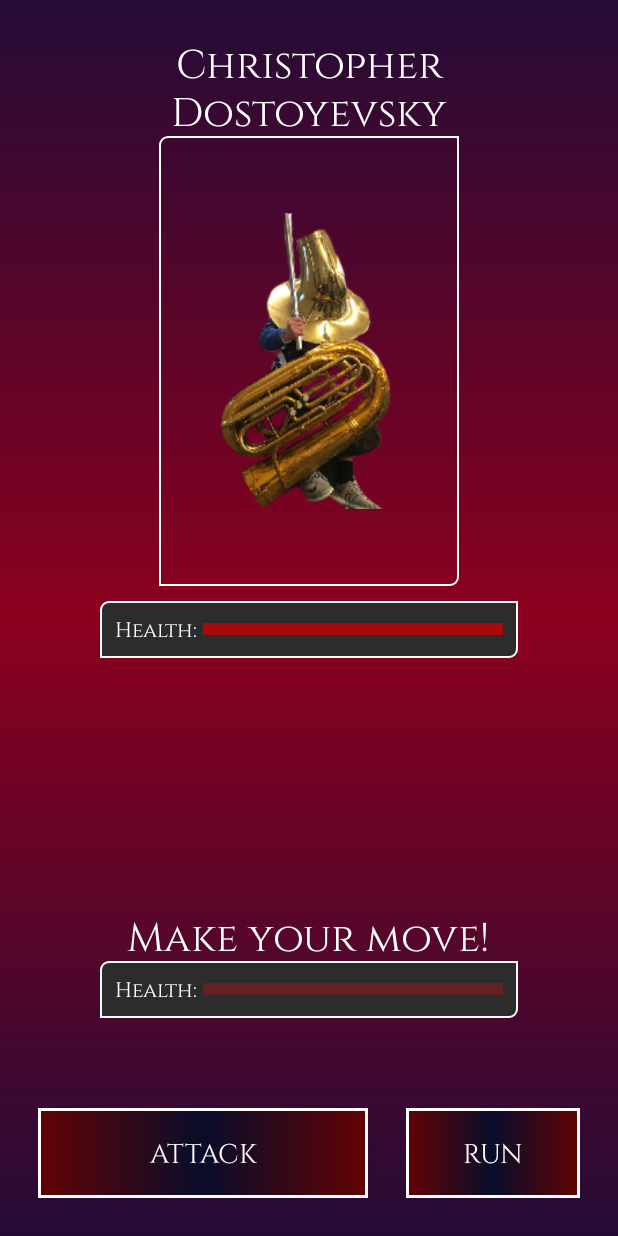
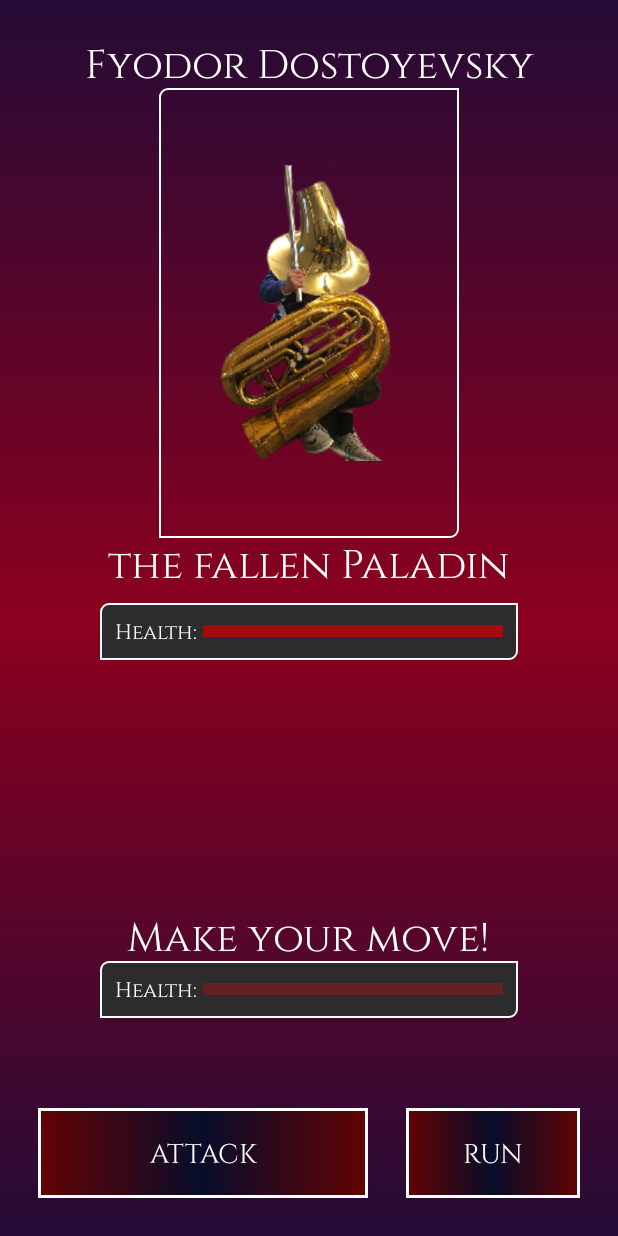
Before and after one commit to jbambo/BrassHeroes, an Android app: the FightActivity screen opened directly, with no data from a screen before it, on a phone screen of 412 x 824 dp. Run offline under Robolectric (Android 15) with nearby library versions, the phone set to English and light mode, and no system bars; 5 statements that could not run were skipped.

Commit message:
just a small update

```diff
--- a/app/src/main/java/com/example/brassheroes/Persistence.java
+++ b/app/src/main/java/com/example/brassheroes/Persistence.java
@@ -14,6 +14,7 @@ import java.io.FileWriter;
 public class Persistence {
 
     public static void saveData(GameEntity player, File file) {
+
         Gson gson = new Gson();
         String saveJson = gson.toJson(player);
         try {
--- a/app/src/main/java/com/example/brassheroes/characters/Enemy.java
+++ b/app/src/main/java/com/example/brassheroes/characters/Enemy.java
@@ -1,11 +1,21 @@
 package com.example.brassheroes.characters;
 
-import com.example.brassheroes.fightmechanics.RNG;
+import com.example.brassheroes.gamemechanics.RNG;
 
 public class Enemy extends GameEntity {
     public Enemy() {
+        setDamageType(RNG.randomDamageType());
         setName(RNG.randomName());
         setArmor(4);
         setBaseDamage(10);
+        if (getDamageType().equals("mental")){
+            setProfession("Paladin");
+        }
+        if (getDamageType().equals("magic")){
+            setProfession("Wizard");
+        }
+        if (getDamageType().equals("physical")){
+            setProfession("Knight");
+        }
     }
 }
--- a/app/src/main/java/com/example/brassheroes/fightmechanics/RNG.java
+++ b/app/src/main/java/com/example/brassheroes/gamemechanics/RNG.java
@@ -1,4 +1,4 @@
-package com.example.brassheroes.fightmechanics;
+package com.example.brassheroes.gamemechanics;
 
 import java.util.Random;
 
@@ -10,18 +10,20 @@ import static com.example.brassheroes.R.drawable.enemy5;
 
 
 public class RNG {
+    private static final String[] damageTypes = {
+            "magic",
+            "mental",
+            "physical"
+    };
+
     private static final String[] firstNames = {
-            "Connor",
             "Leo",
             "Fyodor",
-            "Christopher",
             "Friedrich",
             "Arthur",
             "Wolfgang"};
     private static final String[] lastNames = {
-            "McGregor",
             "Tolstoy",
-            "Nolan",
             "Dostoyevsky",
             "Nietzsche",
             "Schopenhauer",
@@ -43,4 +45,8 @@ public class RNG {
         return enemyPictures[randomNumber(enemyPictures.length, 0)];
     }
 
+    public static String randomDamageType() {
+        return damageTypes[randomNumber(damageTypes.length, 0)];
+    }
+
 }
--- a/app/src/main/java/com/example/brassheroes/main/FightActivity.java
+++ b/app/src/main/java/com/example/brassheroes/main/FightActivity.java
@@ -15,7 +15,7 @@ import com.example.brassheroes.Persistence;
 import com.example.brassheroes.R;
 import com.example.brassheroes.characters.Enemy;
 import com.example.brassheroes.characters.GameEntity;
-import com.example.brassheroes.fightmechanics.RNG;
+import com.example.brassheroes.gamemechanics.RNG;
 
 import java.io.File;
 
@@ -27,7 +27,7 @@ public class FightActivity extends AppCompatActivity implements View.OnClickList
 
     GameEntity player;
 
-    TextView playerMessage, enemyName;
+    TextView playerMessage, enemyName, enemyClass;
 
     ProgressBar enemyHealth, playerHealth;
 
@@ -47,18 +47,19 @@ public class FightActivity extends AppCompatActivity implements View.OnClickList
     private void attackMove() {
         //System.out.println(enemy.getLevel()+"- lv, damage: "+enemy.getCurrentDamage());
 
-        //System.out.println("enemy hp before: " + enemy.getHealth());
-        enemy.receiveDamage(player.getCurrentDamage());
+        System.out.println("enemy hp before: " + enemy.getHealth());
+        enemy.receiveDamage(player.getCurrentDamage(),player.getDamageType());
         enemyHealth.setProgress(enemy.getHealth(), true);
-        //System.out.println("enemy hp after: " + enemy.getHealth());
+        System.out.println("enemy hp after: " + enemy.getHealth());
 
-
+        //check win condition
         if (enemy.getHealth() <= 0) {
 
-            player.gainExp(100);
+            player.gainExp(60);
             player.setHealth(player.getMaxHealth());
 
             File file = new File(getFilesDir(), "Saved-" + player.getName());
+
             Persistence.saveData(player, file);
 
             Toast.makeText(this, "you won!", Toast.LENGTH_SHORT).show();
@@ -68,13 +69,14 @@ public class FightActivity extends AppCompatActivity implements View.OnClickList
             startActivity(intent);
         }
 
-        //System.out.println("player hp before: " + player.getHealth());
+        System.out.println("player hp before: " + player.getHealth());
 
-        player.receiveDamage(enemy.getCurrentDamage());
+        player.receiveDamage(enemy.getCurrentDamage(), enemy.getDamageType());
         playerHealth.setProgress(player.getHealth(), true);
 
-        //System.out.println("player hp after: " + player.getHealth());
+        System.out.println("player hp after: " + player.getHealth());
 
+        //win condition
         if (player.getHealth() <= 0) {
             Toast.makeText(this, "you lost!", Toast.LENGTH_SHORT).show();
             Intent intent = new Intent(this, StoryActivity.class);
@@ -123,6 +125,8 @@ public class FightActivity extends AppCompatActivity implements View.OnClickList
         enemyName = findViewById(R.id.enemyName);
         enemyName.setText(enemy.getName());
 
+        enemyClass = findViewById(R.id.enemyClass);
+        enemyClass.setText("the fallen "+enemy.getProfession());
     }
 
     private void run() {
--- a/app/src/main/java/com/example/brassheroes/main/StartActivity.java
+++ b/app/src/main/java/com/example/brassheroes/main/StartActivity.java
@@ -78,8 +78,8 @@ public class StartActivity extends AppCompatActivity implements View.OnClickList
             player.setName(username);
             File file = new File(this.getFilesDir(), "Saved-" + username);
             Persistence.saveData(player, file);
+
             Intent intent = new Intent(this, MapActivity.class);
-            intent.putExtra("username", player.getName());
             startActivity(intent);
         }
     }
--- a/app/src/main/res/layout/activity_fight.xml
+++ b/app/src/main/res/layout/activity_fight.xml
@@ -1,6 +1,7 @@
 <?xml version="1.0" encoding="utf-8"?>
 <androidx.constraintlayout.widget.ConstraintLayout xmlns:android="http://schemas.android.com/apk/res/android"
     xmlns:app="http://schemas.android.com/apk/res-auto"
+    xmlns:tools="http://schemas.android.com/tools"
     android:layout_width="match_parent"
     android:layout_height="match_parent"
     android:padding="25dp">
@@ -15,21 +16,30 @@
 
         <TextView
             android:id="@+id/enemyName"
-            android:layout_width="200dp"
+            android:layout_width="match_parent"
             android:layout_height="wrap_content"
+            android:layout_centerHorizontal="true"
+            android:textAlignment="center"
             android:text="Enemy name"
-            android:textAlignment="center"
-            android:textSize="12pt"
-            android:layout_centerHorizontal="true"/>
+            android:textSize="12pt" />
 
         <ImageView
             android:id="@+id/enemyPortrait"
             android:layout_width="200dp"
             android:layout_height="300dp"
             android:layout_below="@+id/enemyName"
+            android:layout_centerHorizontal="true"
             android:background="@drawable/background_border"
+            android:padding="1dp" />
+
+        <TextView
+            android:id="@+id/enemyClass"
+            android:layout_width="wrap_content"
+            android:layout_height="wrap_content"
+            android:layout_below="@id/enemyPortrait"
             android:layout_centerHorizontal="true"
-            android:padding="1dp"/>
+            android:textSize="12pt"
+            tools:text="@tools:sample/lorem" />
     </RelativeLayout>
 
     <RelativeLayout
@@ -51,9 +61,9 @@
             android:layout_height="wrap_content"
             android:layout_centerVertical="true"
             android:layout_toEndOf="@+id/textEnemy"
+            android:progress="0"
+            android:progressBackgroundTint="#FF0000"
             android:progressTint="@color/darkRed"
-            android:progressBackgroundTint="#FF0000"
-            android:progress="0"
             android:scaleY="2" />
 
         <TextView
@@ -68,9 +78,9 @@
         android:layout_width="wrap_content"
         android:layout_height="wrap_content"
         android:layout_marginTop="120dp"
+        app:layout_constraintBottom_toBottomOf="parent"
         app:layout_constraintEnd_toEndOf="parent"
-        app:layout_constraintStart_toStartOf="parent"
-        app:layout_constraintBottom_toBottomOf="parent">
+        app:layout_constraintStart_toStartOf="parent">
 
         <TextView
             android:id="@+id/playerMessage"
@@ -98,9 +108,9 @@
                 android:layout_height="wrap_content"
                 android:layout_centerVertical="true"
                 android:layout_toEndOf="@+id/textPlayer"
+                android:progress="0"
                 android:progressBackgroundTint="#FF0000"
                 android:progressTint="@color/darkRed"
-                android:progress="0"
                 android:scaleY="2" />
 
             <TextView
--- a/app/src/main/res/layout/activity_map.xml
+++ b/app/src/main/res/layout/activity_map.xml
@@ -8,13 +8,13 @@
 
     <ImageView
         android:id="@+id/mapImageView"
-        android:layout_width="wrap_content"
+        android:layout_width="0dp"
         android:layout_height="0dp"
         android:layout_marginBottom="25dp"
         android:background="@drawable/background_border"
         android:backgroundTint="@color/darkGrey"
         android:backgroundTintMode="add"
-        android:paddingVertical="10dp"
+        android:paddingHorizontal="10dp"
         android:src="@drawable/map"
         app:layout_constraintBottom_toTopOf="@id/mapPlayerBar"
         app:layout_constraintEnd_toEndOf="parent"
```
Also changed, not shown: app/src/main/java/com/example/brassheroes/characters/GameEntity.java (+58 -12 lines), app/src/main/res/layout/activity_player.xml (+4 -3 lines).
